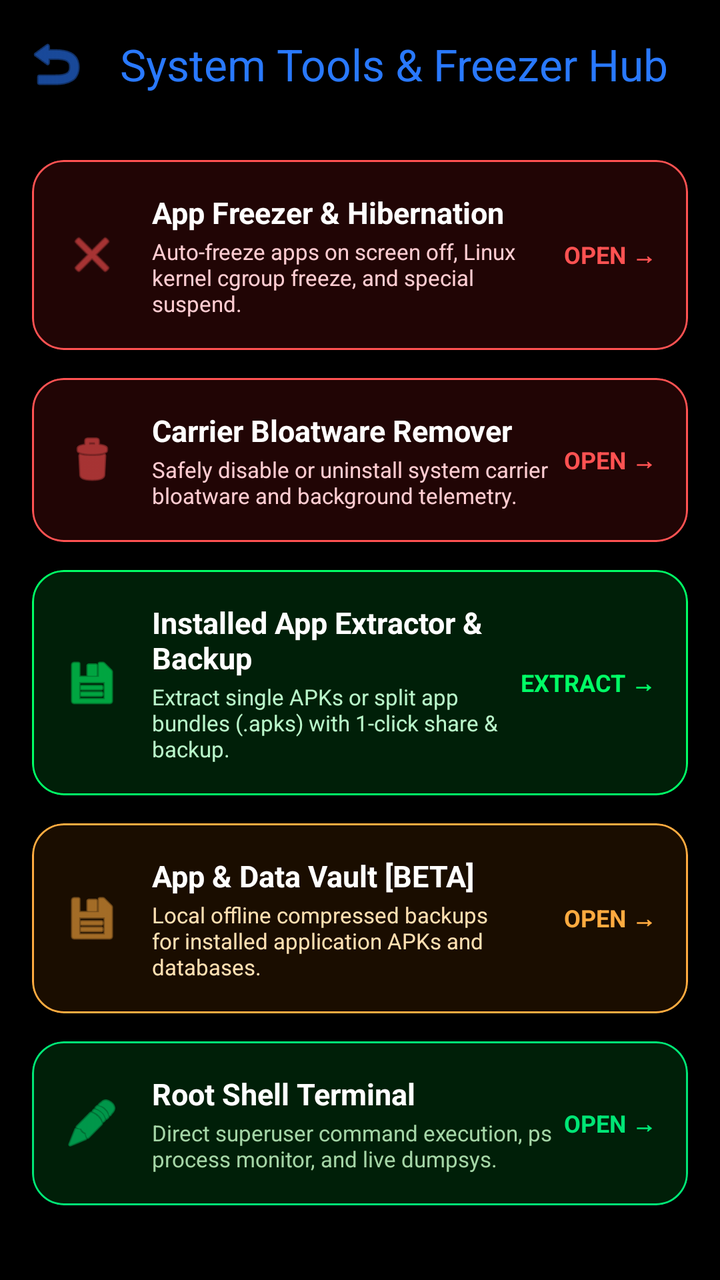
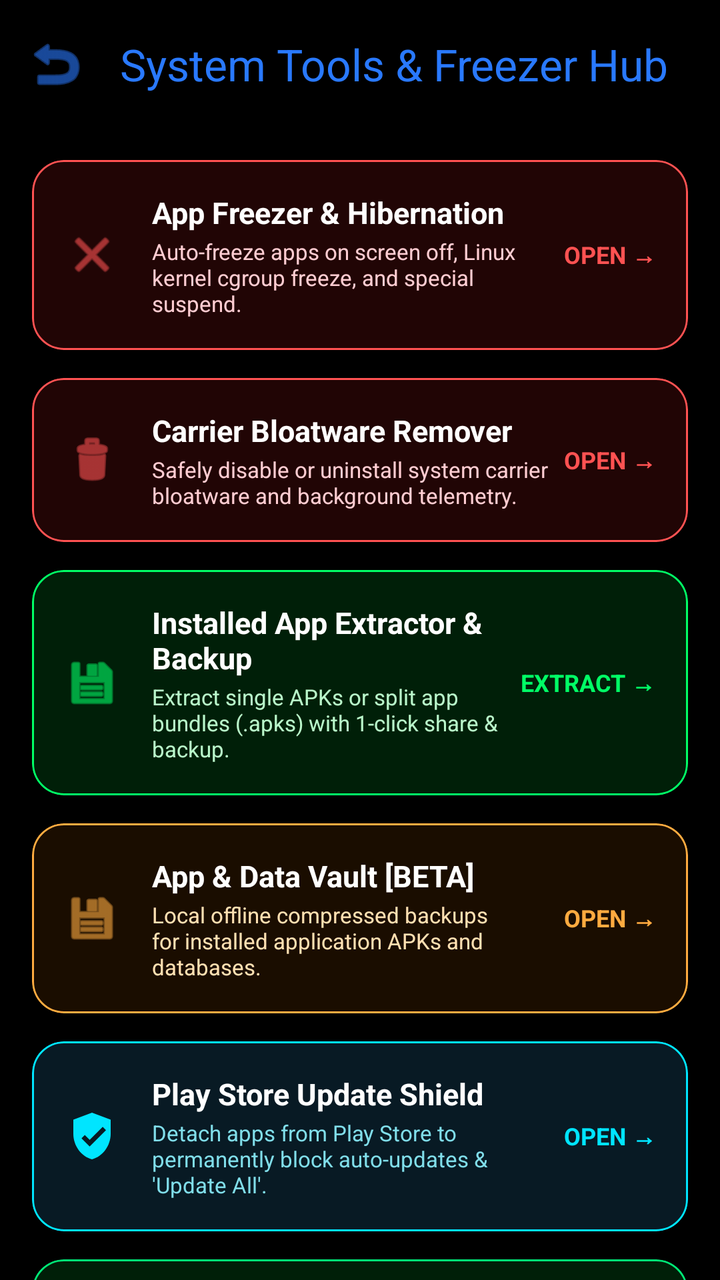

Before-and-after screenshots of an Android layout around one commit, followed by the original layout XML and the change that was made.
<!-- AndroidManifest.xml: activity theme Theme.PhoneControl -->
<!-- res/layout/activity_freezer.xml -->
<?xml version="1.0" encoding="utf-8"?>
<LinearLayout xmlns:android="http://schemas.android.com/apk/res/android"
    xmlns:app="http://schemas.android.com/apk/res-auto"
    android:layout_width="match_parent"
    android:layout_height="match_parent"
    android:orientation="vertical"
    android:background="@android:color/black"
    android:fitsSystemWindows="true">

    <com.google.android.material.appbar.MaterialToolbar
        android:id="@+id/toolbarFreezer"
        android:layout_width="match_parent"
        android:layout_height="?attr/actionBarSize"
        app:title="System Tools &amp; Freezer Hub"
        app:titleTextColor="@color/color_freezer"
        app:navigationIcon="@android:drawable/ic_menu_revert"
        app:navigationIconTint="@color/color_freezer" />

    <androidx.core.widget.NestedScrollView
        android:layout_width="match_parent"
        android:layout_height="match_parent">

        <LinearLayout
            android:layout_width="match_parent"
            android:layout_height="wrap_content"
            android:orientation="vertical"
            android:padding="16dp">

            
            <com.google.android.material.card.MaterialCardView
                android:id="@+id/cardAppFreezer"
                android:layout_width="match_parent"
                android:layout_height="wrap_content"
                android:layout_marginBottom="14dp"
                app:cardCornerRadius="16dp"
                app:cardBackgroundColor="#210505"
                app:strokeWidth="1dp"
                app:strokeColor="#FF5252"
                android:clickable="true"
                android:focusable="true">
                <LinearLayout
                    android:layout_width="match_parent"
                    android:layout_height="wrap_content"
                    android:orientation="horizontal"
                    android:padding="16dp"
                    android:gravity="center_vertical">
                    <ImageView
                        android:layout_width="28dp"
                        android:layout_height="28dp"
                        android:src="@android:drawable/ic_menu_close_clear_cancel"
                        app:tint="#FF5252" />
                    <LinearLayout
                        android:layout_width="0dp"
                        android:layout_height="wrap_content"
                        android:layout_weight="1"
                        android:layout_marginStart="16dp"
                        android:orientation="vertical">
                        <TextView
                            android:layout_width="wrap_content"
                            android:layout_height="wrap_content"
                            android:text="App Freezer &amp; Hibernation"
                            android:textColor="@android:color/white"
                            android:textStyle="bold"
                            android:textSize="15sp" />
                        <TextView
                            android:layout_width="wrap_content"
                            android:layout_height="wrap_content"
                            android:layout_marginTop="2dp"
                            android:text="Auto-freeze apps on screen off, Linux kernel cgroup freeze, and special suspend."
                            android:textColor="#FFCDD2"
                            android:textSize="11sp" />
                    </LinearLayout>
                    <TextView
                        android:layout_width="wrap_content"
                        android:layout_height="wrap_content"
                        android:text="OPEN →"
                        android:textColor="#FF5252"
                        android:textSize="12sp"
                        android:textStyle="bold" />
                </LinearLayout>
            </com.google.android.material.card.MaterialCardView>

            
            <com.google.android.material.card.MaterialCardView
                android:id="@+id/cardBloatware"
                android:layout_width="match_parent"
                android:layout_height="wrap_content"
                android:layout_marginBottom="14dp"
                app:cardCornerRadius="16dp"
                app:cardBackgroundColor="#210505"
                app:strokeWidth="1dp"
                app:strokeColor="#FF5252"
                android:clickable="true"
                android:focusable="true">
                <LinearLayout
                    android:layout_width="match_parent"
                    android:layout_height="wrap_content"
                    android:orientation="horizontal"
                    android:padding="16dp"
                    android:gravity="center_vertical">
                    <ImageView
                        android:layout_width="28dp"
                        android:layout_height="28dp"
                        android:src="@android:drawable/ic_menu_delete"
                        app:tint="#FF5252" />
                    <LinearLayout
                        android:layout_width="0dp"
                        android:layout_height="wrap_content"
                        android:layout_weight="1"
                        android:layout_marginStart="16dp"
                        android:orientation="vertical">
                        <TextView
                            android:layout_width="wrap_content"
                            android:layout_height="wrap_content"
                            android:text="Carrier Bloatware Remover"
                            android:textColor="@android:color/white"
                            android:textStyle="bold"
                            android:textSize="15sp" />
                        <TextView
                            android:layout_width="wrap_content"
                            android:layout_height="wrap_content"
                            android:layout_marginTop="2dp"
                            android:text="Safely disable or uninstall system carrier bloatware and background telemetry."
                            android:textColor="#FFCDD2"
                            android:textSize="11sp" />
                    </LinearLayout>
                    <TextView
                        android:layout_width="wrap_content"
                        android:layout_height="wrap_content"
                        android:text="OPEN →"
                        android:textColor="#FF5252"
                        android:textSize="12sp"
                        android:textStyle="bold" />
                </LinearLayout>
            </com.google.android.material.card.MaterialCardView>

            
            <com.google.android.material.card.MaterialCardView
                android:id="@+id/cardAppExtractor"
                android:layout_width="match_parent"
                android:layout_height="wrap_content"
                android:layout_marginBottom="14dp"
                app:cardCornerRadius="16dp"
                app:cardBackgroundColor="#001F08"
                app:strokeWidth="1dp"
                app:strokeColor="#00FF66"
                android:clickable="true"
                android:focusable="true">
                <LinearLayout
                    android:layout_width="match_parent"
                    android:layout_height="wrap_content"
                    android:orientation="horizontal"
                    android:padding="16dp"
                    android:gravity="center_vertical">
                    <ImageView
                        android:layout_width="28dp"
                        android:layout_height="28dp"
                        android:src="@android:drawable/ic_menu_save"
                        app:tint="#00FF66" />
                    <LinearLayout
                        android:layout_width="0dp"
                        android:layout_height="wrap_content"
                        android:layout_weight="1"
                        android:layout_marginStart="16dp"
                        android:orientation="vertical">
                        <TextView
                            android:layout_width="wrap_content"
                            android:layout_height="wrap_content"
                            android:text="Installed App Extractor &amp; Backup"
                            android:textColor="@android:color/white"
                            android:textStyle="bold"
                            android:textSize="15sp" />
                        <TextView
                            android:layout_width="wrap_content"
                            android:layout_height="wrap_content"
                            android:layout_marginTop="2dp"
                            android:text="Extract single APKs or split app bundles (.apks) with 1-click share &amp; backup."
                            android:textColor="#B9F6CA"
                            android:textSize="11sp" />
                    </LinearLayout>
                    <TextView
                        android:layout_width="wrap_content"
                        android:layout_height="wrap_content"
                        android:text="EXTRACT →"
                        android:textColor="#00FF66"
                        android:textSize="12sp"
                        android:textStyle="bold" />
                </LinearLayout>
            </com.google.android.material.card.MaterialCardView>

            
            <com.google.android.material.card.MaterialCardView
                android:id="@+id/cardVault"
                android:layout_width="match_parent"
                android:layout_height="wrap_content"
                android:layout_marginBottom="14dp"
                app:cardCornerRadius="16dp"
                app:cardBackgroundColor="#1A0D00"
                app:strokeWidth="1dp"
                app:strokeColor="#FFAB40"
                android:clickable="true"
                android:focusable="true">
                <LinearLayout
                    android:layout_width="match_parent"
                    android:layout_height="wrap_content"
                    android:orientation="horizontal"
                    android:padding="16dp"
                    android:gravity="center_vertical">
                    <ImageView
                        android:layout_width="28dp"
                        android:layout_height="28dp"
                        android:src="@android:drawable/ic_menu_save"
                        app:tint="#FFAB40" />
                    <LinearLayout
                        android:layout_width="0dp"
                        android:layout_height="wrap_content"
                        android:layout_weight="1"
                        android:layout_marginStart="16dp"
                        android:orientation="vertical">
                        <TextView
                            android:layout_width="wrap_content"
                            android:layout_height="wrap_content"
                            android:text="App &amp; Data Vault [BETA]"
                            android:textColor="@android:color/white"
                            android:textStyle="bold"
                            android:textSize="15sp" />
                        <TextView
                            android:layout_width="wrap_content"
                            android:layout_height="wrap_content"
                            android:layout_marginTop="2dp"
                            android:text="Local offline compressed backups for installed application APKs and databases."
                            android:textColor="#FFE0B2"
                            android:textSize="11sp" />
                    </LinearLayout>
                    <TextView
                        android:layout_width="wrap_content"
                        android:layout_height="wrap_content"
                        android:text="OPEN →"
                        android:textColor="#FFAB40"
                        android:textSize="12sp"
                        android:textStyle="bold" />
                </LinearLayout>
            </com.google.android.material.card.MaterialCardView>

            
            <com.google.android.material.card.MaterialCardView
                android:id="@+id/cardTerminal"
                android:layout_width="match_parent"
                android:layout_height="wrap_content"
                android:layout_marginBottom="14dp"
                app:cardCornerRadius="16dp"
                app:cardBackgroundColor="#001F08"
                app:strokeWidth="1dp"
                app:strokeColor="#00E676"
                android:clickable="true"
                android:focusable="true">
                <LinearLayout
                    android:layout_width="match_parent"
                    android:layout_height="wrap_content"
                    android:orientation="horizontal"
                    android:padding="16dp"
                    android:gravity="center_vertical">
                    <ImageView
                        android:layout_width="28dp"
                        android:layout_height="28dp"
                        android:src="@android:drawable/ic_menu_edit"
                        app:tint="#00E676" />
                    <LinearLayout
                        android:layout_width="0dp"
                        android:layout_height="wrap_content"
                        android:layout_weight="1"
                        android:layout_marginStart="16dp"
                        android:orientation="vertical">
                        <TextView
                            android:layout_width="wrap_content"
                            android:layout_height="wrap_content"
                            android:text="Root Shell Terminal"
                            android:textColor="@android:color/white"
                            android:textStyle="bold"
                            android:textSize="15sp" />
                        <TextView
                            android:layout_width="wrap_content"
                            android:layout_height="wrap_content"
                            android:layout_marginTop="2dp"
                            android:text="Direct superuser command execution, ps process monitor, and live dumpsys."
                            android:textColor="#A5D6A7"
                            android:textSize="11sp" />
                    </LinearLayout>
                    <TextView
                        android:layout_width="wrap_content"
                        android:layout_height="wrap_content"
                        android:text="OPEN →"
                        android:textColor="#00E676"
                        android:textSize="12sp"
                        android:textStyle="bold" />
                </LinearLayout>
            </com.google.android.material.card.MaterialCardView>

        </LinearLayout>
    </androidx.core.widget.NestedScrollView>

</LinearLayout>
<!-- resources referenced by this layout -->
<resources>
  <color name="color_freezer">#2979FF</color>
  <style name="Theme.PhoneControl" parent="Theme.Material3.DayNight.NoActionBar">
          
          <item name="colorPrimary">@color/purple_500</item>
          <item name="colorPrimaryVariant">@color/purple_700</item>
          <item name="colorOnPrimary">@color/white</item>
          
          <item name="colorSecondary">@color/teal_200</item>
          <item name="colorSecondaryVariant">@color/teal_700</item>
          <item name="colorOnSecondary">@color/black</item>
          
          <item name="android:statusBarColor">@android:color/black</item>
          <item name="android:windowLightStatusBar" tools:targetApi="m">false</item>
          
          
          
      </style>
  <color name="purple_500">#FF6200EE</color>
  <color name="purple_700">#FF3700B3</color>
  <color name="white">#FFFFFFFF</color>
  <color name="teal_200">#FF03DAC5</color>
  <color name="teal_700">#FF018786</color>
  <color name="black">#FF000000</color>
</resources>

<!-- the commit's change to res/layout/activity_freezer.xml (unified diff, before → after) -->
@@ -244,6 +244,60 @@
 
             
             <com.google.android.material.card.MaterialCardView
+                android:id="@+id/cardUpdateShield"
+                android:layout_width="match_parent"
+                android:layout_height="wrap_content"
+                android:layout_marginBottom="14dp"
+                app:cardCornerRadius="16dp"
+                app:cardBackgroundColor="#081A24"
+                app:strokeWidth="1dp"
+                app:strokeColor="#00E5FF"
+                android:clickable="true"
+                android:focusable="true">
+                <LinearLayout
+                    android:layout_width="match_parent"
+                    android:layout_height="wrap_content"
+                    android:orientation="horizontal"
+                    android:padding="16dp"
+                    android:gravity="center_vertical">
+                    <ImageView
+                        android:layout_width="28dp"
+                        android:layout_height="28dp"
+                        android:src="@drawable/ic_sub_shield"
+                        app:tint="#00E5FF" />
+                    <LinearLayout
+                        android:layout_width="0dp"
+                        android:layout_height="wrap_content"
+                        android:layout_weight="1"
+                        android:layout_marginStart="16dp"
+                        android:orientation="vertical">
+                        <TextView
+                            android:layout_width="wrap_content"
+                            android:layout_height="wrap_content"
+                            android:text="Play Store Update Shield"
+                            android:textColor="@android:color/white"
+                            android:textStyle="bold"
+                            android:textSize="15sp" />
+                        <TextView
+                            android:layout_width="wrap_content"
+                            android:layout_height="wrap_content"
+                            android:layout_marginTop="2dp"
+                            android:text="Detach apps from Play Store to permanently block auto-updates &amp; 'Update All'."
+                            android:textColor="#80DEEA"
+                            android:textSize="11sp" />
+                    </LinearLayout>
+                    <TextView
+                        android:layout_width="wrap_content"
+                        android:layout_height="wrap_content"
+                        android:text="OPEN →"
+                        android:textColor="#00E5FF"
+                        android:textSize="12sp"
+                        android:textStyle="bold" />
+                </LinearLayout>
+            </com.google.android.material.card.MaterialCardView>
+
+            
+            <com.google.android.material.card.MaterialCardView
                 android:id="@+id/cardTerminal"
                 android:layout_width="match_parent"
                 android:layout_height="wrap_content"
<!-- resource entries referenced after the edit -->
@@ -1,6 +1,16 @@
 <!-- resources referenced by this layout -->
 <resources>
   <color name="color_freezer">#2979FF</color>
+  <!-- drawable ic_sub_shield (drawable) -->
+  <vector xmlns:android="http://schemas.android.com/apk/res/android"
+      android:width="24dp"
+      android:height="24dp"
+      android:viewportWidth="24"
+      android:viewportHeight="24">
+      <path
+          android:fillColor="#FFFFFFFF"
+          android:pathData="M12,2L4,5v6.09c0,5.05 3.41,9.76 8,10.91 4.59,-1.15 8,-5.86 8,-10.91V5l-8,-3zm-1,14.5l-3.5,-3.5 1.41,-1.41L11,13.67l5.59,-5.59L18,9.5 11,16.5z"/>
+  </vector>
   <style name="Theme.PhoneControl" parent="Theme.Material3.DayNight.NoActionBar">
           
           <item name="colorPrimary">@color/purple_500</item>
